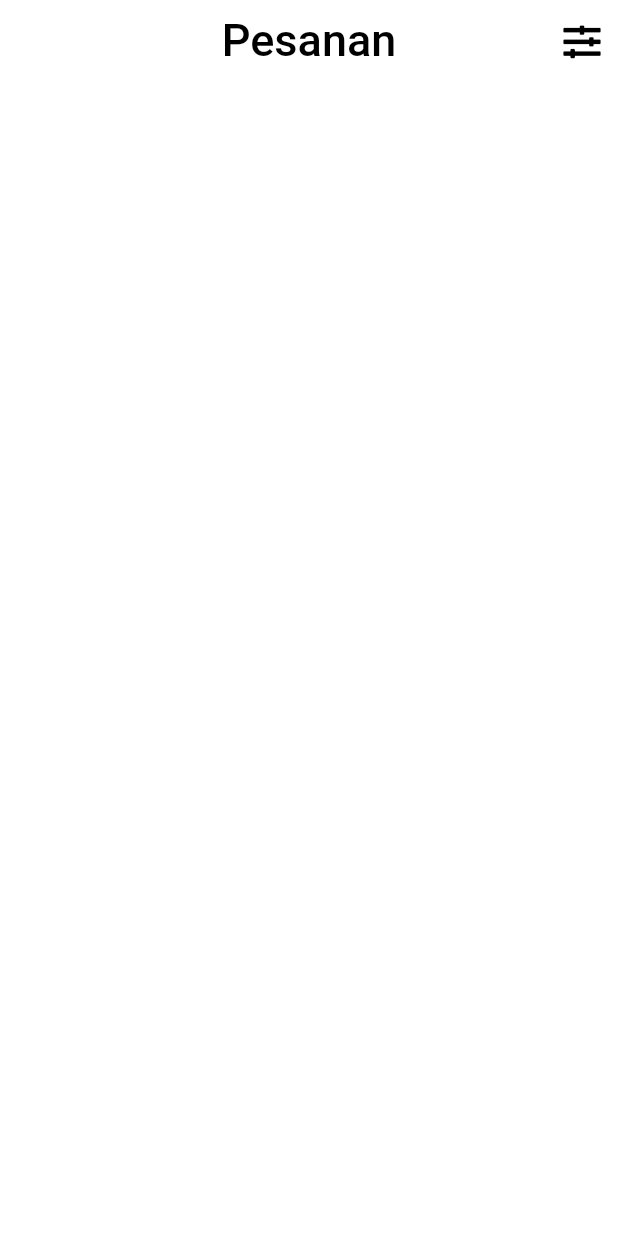
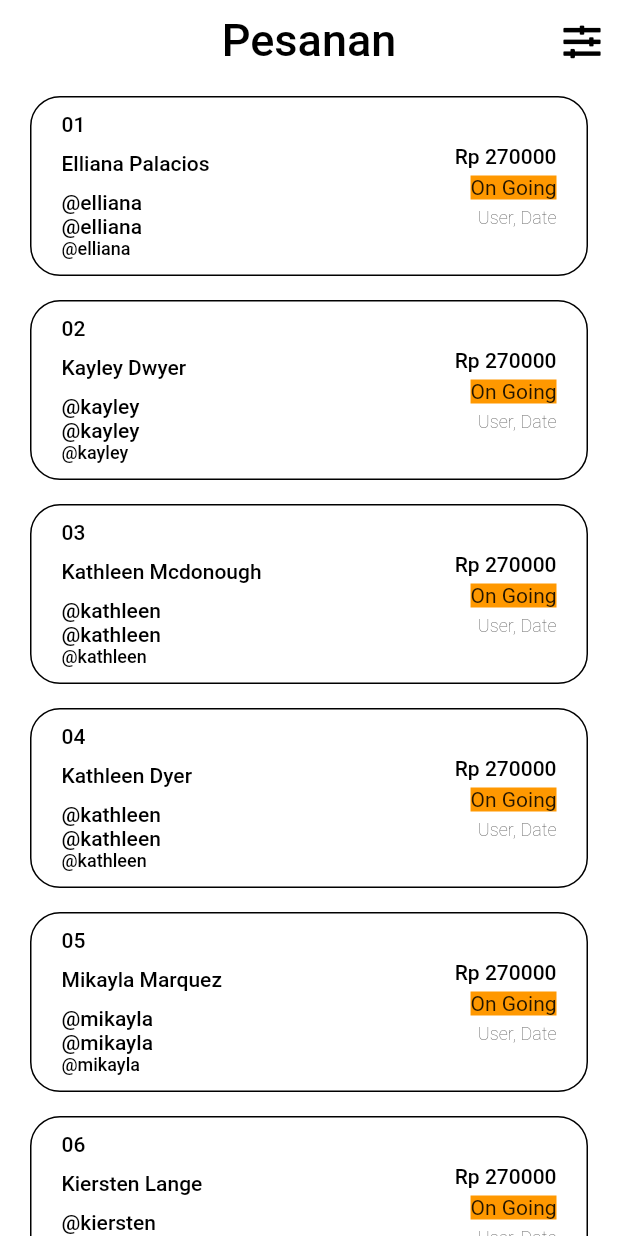
Before and after one commit to AkuraDiary/cafe_wikusama, a Flutter app: the screen it shows after launch, on a phone screen of 412 x 824 dp. Run offline on Flutter 3.47's test engine with Material 2 defaults, Android fonts, the phone set to English and light mode, and no system bars; drawn by our look-alikes of flutter_slidable; our stand-ins replace fluttertoast, form_validator.

Commit message:
update listviewhome pesanan

```diff
--- a/lib/presentation/pages/dummy/listview_home.dart
+++ b/lib/presentation/pages/dummy/listview_home.dart
@@ -12,47 +12,68 @@ class ListHomePage extends StatefulWidget {
 
 class _ListHomePageState extends State<ListHomePage> {
   List<User> _foundedUsers = [];
+  List<User> _foundedMenu = [];
 
   List<User> _users = [
     User(
+        '01',
         'Elliana Palacios',
         '@elliana',
+        'Rp 270000',
         false),
     User(
+        '02',
         'Kayley Dwyer',
         '@kayley',
+        'Rp 270000',
         false),
     User(
+        '03',
         'Kathleen Mcdonough',
         '@kathleen',
+        'Rp 270000',
         false),
     User(
+        '04',
         'Kathleen Dyer',
         '@kathleen',
+        'Rp 270000',
         false),
     User(
+        '05',
         'Mikayla Marquez',
         '@mikayla',
+        'Rp 270000',
         false),
     User(
+        '06',
         'Kiersten Lange',
         '@kiersten',
+        'Rp 270000',
         false),
     User(
+        '07',
         'Carys Metz',
         '@metz',
+        'Rp 270000',
         false),
     User(
+        '08',
         'Ignacio Schmidt',
         '@schmidt',
+        'Rp 270000',
         false),
     User(
+        '09',
         'Clyde Lucas',
         '@clyde',
+        'Rp 270000',
         false),
     User(
+        '10',
         'Mikayla Marquez',
         '@mikayla',
+        'Rp 270000',
         false)
   ];
 
@@ -63,8 +84,10 @@ class _ListHomePageState extends State<ListHomePage> {
 
     setState(() {
       _foundedUsers = _users;
+      _foundedMenu = _users;
     });
   }
+
 
   onSearch(String search) {
     setState(() {
@@ -152,26 +175,83 @@ class _ListHomePageState extends State<ListHomePage> {
 
   userComponent({required User user}) {
     return Container(
-    margin: EdgeInsets.symmetric(horizontal: 20),
+    margin: EdgeInsets.symmetric(horizontal: 20,vertical: 8),
     padding: EdgeInsets.only(top: 10, bottom: 10,left: 20,right: 20),
     decoration: BoxDecoration(
+    border: Border.all(color: Colors.black,width: 1),
     borderRadius: BorderRadius.circular(20),
     color: Colors.transparent,
     ),
       child: Row(
+        mainAxisAlignment: MainAxisAlignment.spaceBetween,
+        crossAxisAlignment: CrossAxisAlignment.center,
         children: [
-          Column(
-            children: [
+            Container(
+              child: Column(
+                crossAxisAlignment: CrossAxisAlignment.start,
+                children: [
+                  Text(user.no,
+                  textAlign: TextAlign.start,
+                  style: TextStyle(
+                    color: Colors.black,fontWeight: FontWeight.w500, fontSize: 14
+                  ) ,),
+                  SizedBox(
+                    height: 10,
+                  ),
+                  Text(user.name,
+                  style: TextStyle(
+                    color: Colors.black, fontWeight: FontWeight.w500
+                  ),),
+                  SizedBox(
+                    height: 10,
+                  ),
+                  Text(user.username,
+                    style: TextStyle(
+                      color: Colors.black, fontWeight: FontWeight.w500, fontSize: 14
+                    ),),
+                  Text(user.username,
+                    style: TextStyle(
+                        color: Colors.black, fontWeight: FontWeight.w500, fontSize: 14
+                    ),),
+                  Text(user.username,
+                    style: TextStyle(
+                        color: Colors.black, fontWeight: FontWeight.w500, fontSize: 12
+                    ),)
+                ],
+              ),
+            ),
+            Container(
+              child: Column(
+                crossAxisAlignment: CrossAxisAlignment.end,
+                mainAxisAlignment: MainAxisAlignment.center,
+                children: [
+                  Text(user.price,
+                    style: TextStyle(
+                        color: Colors.black, fontWeight: FontWeight.w500
+                    ),),
+                  SizedBox(
+                    height: 5,
+                  ),
+                  Container(
+                    color: Colors.orange,
+                    child: Text(
+                        "On Going"
+                    ),
+                  ),
+                  SizedBox(
+                    height: 5,
+                  ),
+                  Text(
+                    "User, Date",
+                    style: TextStyle(
+                      fontSize: 12, fontWeight: FontWeight.w200
+                    ),
 
-            ],
-          ),
-          Column(
-            children: [
-
-            ],
-          )
+                  )
+                ],
+              ),
+            ),
         ],
-
       ),
     );
   }
--- a/lib/presentation/pages/dummy/model_list.dart
+++ b/lib/presentation/pages/dummy/model_list.dart
@@ -1,7 +1,9 @@
 class User {
   final String name;
   final String username;
+  final String price;
+  final String no;
   bool isFollowedByMe;
 
-  User(this.name, this.username, this.isFollowedByMe);
+  User(this.no,this.name, this.username,this.price, this.isFollowedByMe);
 }
```
